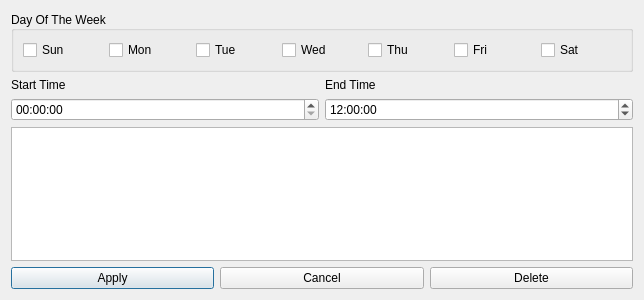
The window that ui/policy/policy_config.ui (wifievent/w) describes before a commit, drawn with Qt 5.
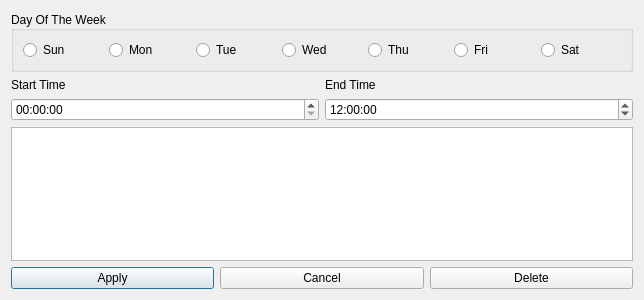
The same window after the commit.

Commit message:
✨ Implement: 'update policy'
implement delete policy
add buttongroup
refactor day of the week check logic

What changed in the file:
```diff
--- a/ui/policy/policy_config.ui
+++ b/ui/policy/policy_config.ui
@@ -24,49 +24,49 @@
      </property>
      <layout class="QHBoxLayout" name="horizontalLayout">
       <item>
-       <widget class="QCheckBox" name="day_of_week_0">
+       <widget class="QRadioButton" name="dayOfTheWeekButton_0">
         <property name="text">
          <string>Sun</string>
         </property>
        </widget>
       </item>
       <item>
-       <widget class="QCheckBox" name="day_of_week_1">
+       <widget class="QRadioButton" name="dayOfTheWeekButton_1">
         <property name="text">
          <string>Mon</string>
         </property>
        </widget>
       </item>
       <item>
-       <widget class="QCheckBox" name="day_of_week_2">
+       <widget class="QRadioButton" name="dayOfTheWeekButton_2">
         <property name="text">
          <string>Tue</string>
         </property>
        </widget>
       </item>
       <item>
-       <widget class="QCheckBox" name="day_of_week_3">
+       <widget class="QRadioButton" name="dayOfTheWeekButton_3">
         <property name="text">
          <string>Wed</string>
         </property>
        </widget>
       </item>
       <item>
-       <widget class="QCheckBox" name="day_of_week_4">
+       <widget class="QRadioButton" name="dayOfTheWeekButton_4">
         <property name="text">
          <string>Thu</string>
         </property>
        </widget>
       </item>
       <item>
-       <widget class="QCheckBox" name="day_of_week_5">
+       <widget class="QRadioButton" name="dayOfTheWeekButton_5">
         <property name="text">
          <string>Fri</string>
         </property>
        </widget>
       </item>
       <item>
-       <widget class="QCheckBox" name="day_of_week_6">
+       <widget class="QRadioButton" name="dayOfTheWeekButton_6">
         <property name="text">
          <string>Sat</string>
         </property>
```
Left out of the diff: 26 changed lines with no effect on the pictures. The commit also changes 2 other files.
